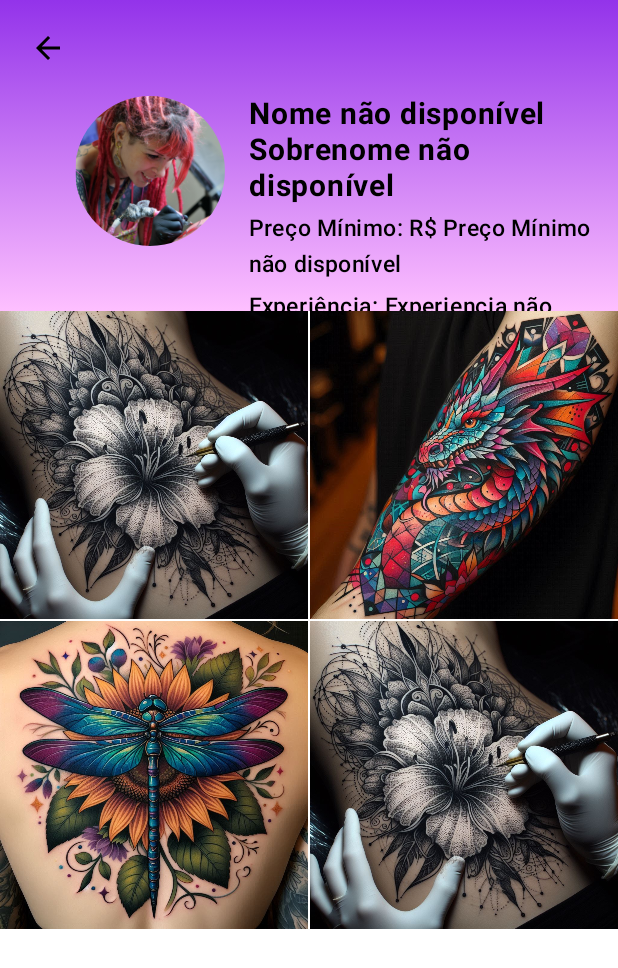
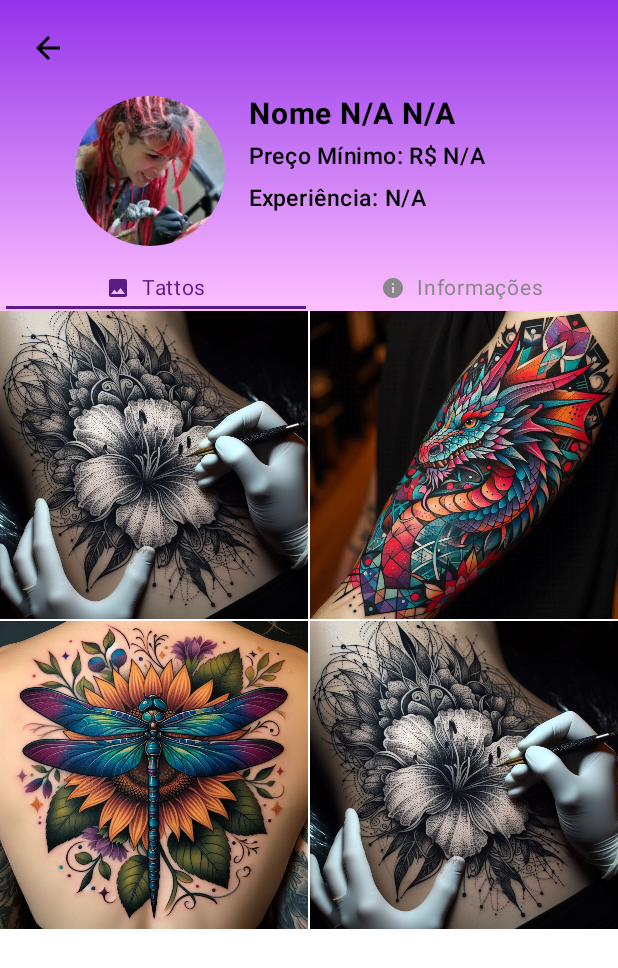
Before and after one commit to North-Tattoo/North-Ink-Mobile, an Android app built with Jetpack Compose: the composable PerfilTatuador called with empty values, on a phone screen of 412 x 824 dp. Shown: the top 968 px of the screen. Run offline under Robolectric (Android 15) with nearby library versions, the phone set to English and light mode, and no system bars; our stand-ins replace livedata-compose.

Commit message:
ajustes na tela de listagem e perfil

```diff
--- a/app/src/main/java/com/example/northinkmobileandroid/ui/PerfilTatuador.kt
+++ b/app/src/main/java/com/example/northinkmobileandroid/ui/PerfilTatuador.kt
@@ -138,13 +138,13 @@ fun PerfilTatuador(
                     modifier = Modifier.weight(1f),
                 ) {
                     Text(
-                        text = "${portfolio?.nome ?: "Nome não disponível"} ${portfolio?.sobrenome ?: "Sobrenome não disponível"}",
+                        text = "${portfolio?.nome ?: "Nome N/A"} ${portfolio?.sobrenome ?: "N/A"}",
                         fontSize = 20.sp,
                         fontWeight = FontWeight.Bold,
                         color = Color.Black
                     )
                     Text(
-                        text = "Preço Mínimo: R$ ${portfolio?.valorMin ?: "Preço Mínimo não disponível"}",
+                        text = "Preço Mínimo: R$ ${portfolio?.valorMin ?: "N/A"}",
                         fontSize = 15.sp,
                         fontWeight = FontWeight.Medium,
                         textAlign = TextAlign.Start,
@@ -152,7 +152,7 @@ fun PerfilTatuador(
                         modifier = Modifier.padding(top = 4.dp)
                     )
                     Text(
-                        text = "Experiência: ${portfolio?.anosExperiencia ?: "Experiencia não disponível"}",
+                        text = "Experiência: ${portfolio?.anosExperiencia ?: "N/A"}",
                         fontSize = 15.sp,
                         fontWeight = FontWeight.Medium,
                         textAlign = TextAlign.Start,
@@ -352,7 +352,7 @@ fun PerfilTatuador(
                             )
                             Spacer(modifier = Modifier.height(8.dp))
                             Text(
-                                text = "${portfolio?.estudio?.endereco?.rua ?: "Rua não disponível"}, ${portfolio?.estudio?.endereco?.numero ?: "Número não disponível"} - ${portfolio?.estudio?.endereco?.bairro ?: "Bairro não disponível"}, ${portfolio?.estudio?.endereco?.cidade ?: "Cidade não disponível"} - ${portfolio?.estudio?.endereco?.estado ?: "Estado não disponível"}, ${portfolio?.estudio?.endereco?.cep ?: "CEP não disponível"}",
+                                text = "${portfolio?.estudio?.endereco?.rua ?: "Endereço não disponível"}, ${portfolio?.estudio?.endereco?.numero} - ${portfolio?.estudio?.endereco?.bairro}, ${portfolio?.estudio?.endereco?.cidade} - ${portfolio?.estudio?.endereco?.estado}, ${portfolio?.estudio?.endereco?.cep }",
                                 fontSize = 14.sp,
                                 fontWeight = FontWeight.Bold,
                                 color = Color.Gray
```
Also changed, not shown: app/src/main/java/com/example/northinkmobileandroid/ui/ListagemTatuador.kt (+6 -6 lines).
